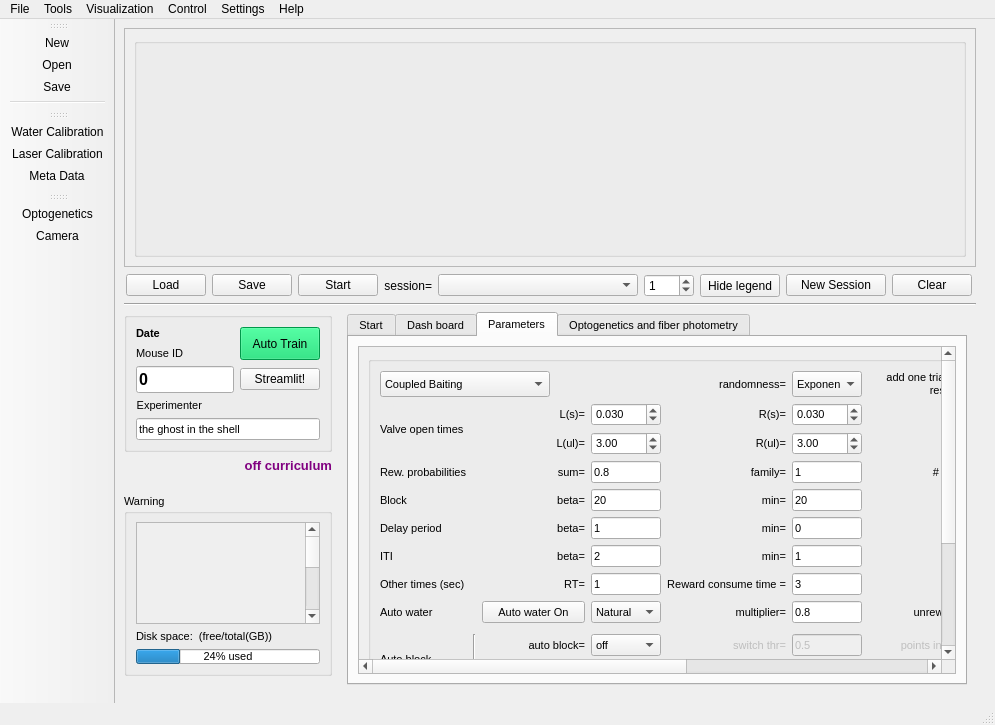
AllenNeuralDynamics/dynamic-foraging-task, file src/foraging_gui/ForagingGUI.ui: the form before one commit.
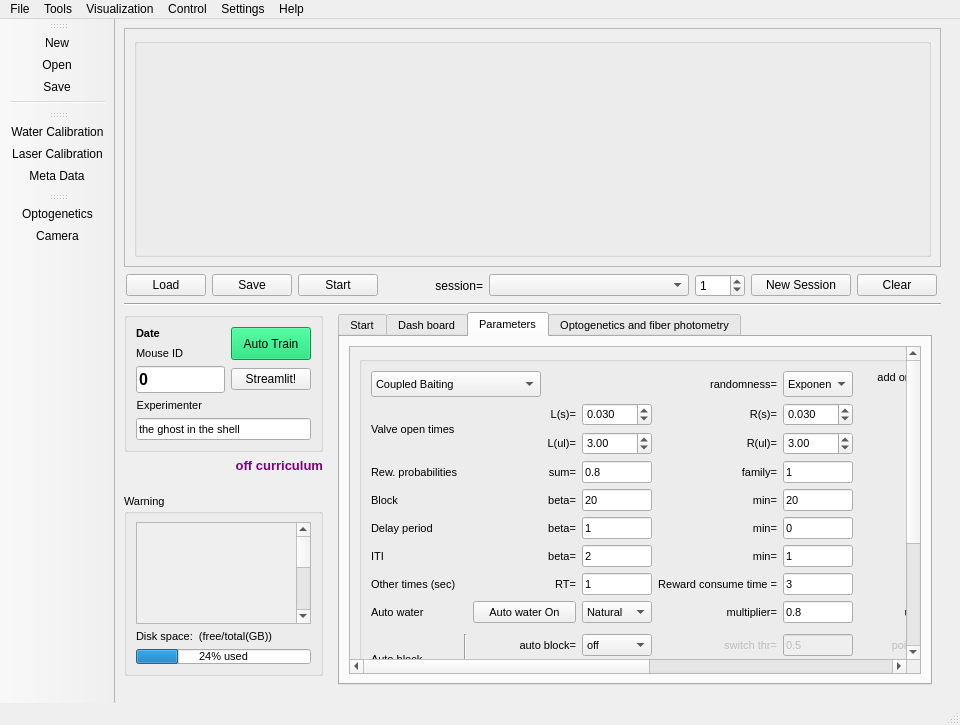
The form after the commit. Icons and pictures are not drawn.

Patch:
```diff
--- a/src/foraging_gui/ForagingGUI.ui
+++ b/src/foraging_gui/ForagingGUI.ui
@@ -285,25 +285,6 @@
           </property>
          </widget>
         </item>
-        <item row="2" column="8">
-         <widget class="QPushButton" name="HideLegend">
-          <property name="enabled">
-           <bool>true</bool>
-          </property>
-          <property name="sizePolicy">
-           <sizepolicy hsizetype="Expanding" vsizetype="Expanding">
-            <horstretch>0</horstretch>
-            <verstretch>0</verstretch>
-           </sizepolicy>
-          </property>
-          <property name="text">
-           <string>Hide legend</string>
-          </property>
-          <property name="checkable">
-           <bool>true</bool>
-          </property>
-         </widget>
-        </item>
        </layout>
       </item>
       <item>
```
